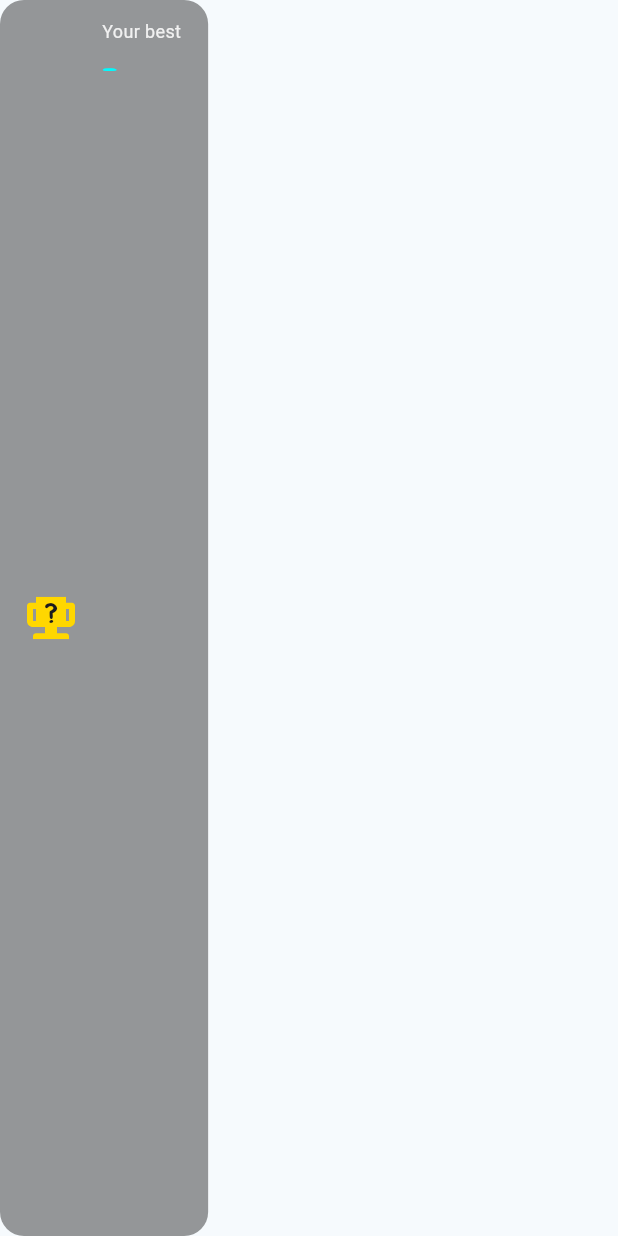
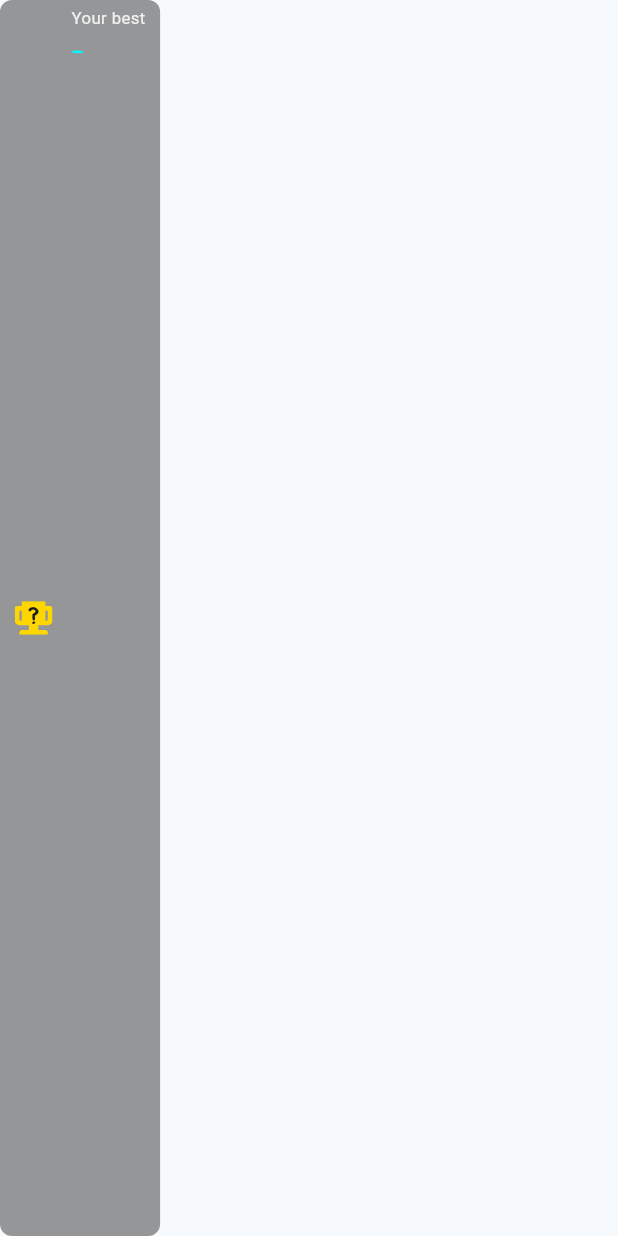
Before and after one commit to imaNNeo/flappy_dash, a Flutter app: the BestScoreOverlay widget shown alone on an empty page, opened directly, on a phone screen of 412 x 824 dp. Run offline on Flutter 3.47's test engine with Material 3 defaults, Android fonts, the phone set to English and light mode, and no system bars; our stand-ins replace device_info_plus, device_preview, equatable, flutter_animate, flutter_bloc, flutter_svg and 3 more; missing offline and left inert: android_id, flame, flame_bloc, flutter_soloud, nakama; accounts and stored records are empty; statements that could not run were skipped.

Commit message:
Add device_preview to fix some responsiveness issues

```diff
--- a/lib/presentation/app_style.dart
+++ b/lib/presentation/app_style.dart
@@ -36,6 +36,7 @@ class AppColors {
 }
 
 class PresentationConstants {
+  static const defaultPadding = 16.0;
   static const defaultBorderRadius = 16.0;
   static const defaultBorderRadiusSmall = 8.0;
 }
--- a/lib/presentation/dialogs/leaderboard_dialog.dart
+++ b/lib/presentation/dialogs/leaderboard_dialog.dart
@@ -82,8 +82,8 @@ class _LeaderBoardDialogState extends State<LeaderBoardDialog> {
                       rank: record.rank ?? 9999,
                       name: name,
                       score: record.score ?? 0,
-                      isMine: record.ownerId ==
-                          state.currentUserAccount?.user.id,
+                      isMine:
+                          record.ownerId == state.currentUserAccount?.user.id,
                       onMyProfileTap: () => AppDialogs.nicknameDialog(context),
                     );
                   },
@@ -216,7 +216,7 @@ class ScoreTrophy extends StatelessWidget {
                   3 => AppColors.leaderboardBronzeColorText,
                   _ => throw StateError('Invalid rank: $rank'),
                 },
-                fontSize: 18,
+                fontSize: size * 0.6,
               ),
             ),
           ),
--- a/lib/presentation/widget/best_score_overlay.dart
+++ b/lib/presentation/widget/best_score_overlay.dart
@@ -1,6 +1,7 @@
 import 'package:flappy_dash/presentation/app_style.dart';
 import 'package:flappy_dash/presentation/bloc/game/game_cubit.dart';
 import 'package:flappy_dash/presentation/dialogs/leaderboard_dialog.dart';
+import 'package:flappy_dash/presentation/responsive/screen_size.dart';
 import 'package:flutter/material.dart';
 import 'package:flutter_bloc/flutter_bloc.dart';
 
@@ -16,31 +17,48 @@ class BestScoreOverlay extends StatelessWidget {
 
   @override
   Widget build(BuildContext context) {
+    final screenSize = ScreenSize.fromContext(context);
+    final multiplier = switch (screenSize) {
+      ScreenSize.extraSmall => 0.6,
+      ScreenSize.small => 0.7,
+      ScreenSize.medium => 1.0,
+      ScreenSize.large => 1.1,
+      ScreenSize.extraLarge => 1.2,
+    };
+    double relative(double value) => value * multiplier;
+
     return BlocBuilder<GameCubit, GameState>(builder: (context, state) {
       final record = state.leaderboardEntity?.ownerRecord;
       return BoxOverlay(
+        padding: EdgeInsets.symmetric(
+          horizontal: relative(14.0),
+          vertical: relative(6.0),
+        ),
         onTap: onTap,
         child: Row(
           mainAxisSize: MainAxisSize.min,
           children: [
-            ScoreTrophy(size: 32, rank: record?.rank),
-            const SizedBox(width: 18),
+            ScoreTrophy(
+              size: relative(36),
+              rank: record?.rank,
+            ),
+            SizedBox(width: relative(18)),
             Column(
               crossAxisAlignment: CrossAxisAlignment.start,
               children: [
-                const Text(
+                Text(
                   'Your best',
                   style: TextStyle(
                     color: AppColors.whiteTextColor,
-                    fontSize: 12,
+                    fontSize: relative(16),
                     fontFamily: 'Roboto',
                   ),
                 ),
                 Text(
                   record?.score.toString() ?? '-',
-                  style: const TextStyle(
+                  style: TextStyle(
                     color: AppColors.mainColor,
-                    fontSize: 22,
+                    fontSize: relative(26),
                   ),
                 ),
               ],
--- a/lib/presentation/widget/box_overlay.dart
+++ b/lib/presentation/widget/box_overlay.dart
@@ -6,31 +6,35 @@ class BoxOverlay extends StatelessWidget {
     super.key,
     required this.child,
     this.onTap,
+    this.padding = const EdgeInsets.symmetric(
+      horizontal: 18.0,
+      vertical: 12.0,
+    ),
+    this.borderRadius = PresentationConstants.defaultBorderRadiusSmall,
   });
 
   final Widget child;
   final VoidCallback? onTap;
+  final EdgeInsets padding;
+  final double borderRadius;
 
   @override
   Widget build(BuildContext context) {
     return Material(
       color: Colors.transparent,
       child: InkWell(
-        borderRadius: const BorderRadius.all(
-          Radius.circular(16),
+        borderRadius: BorderRadius.all(
+          Radius.circular(borderRadius),
         ),
         onTap: onTap,
         child: Container(
-          decoration: const BoxDecoration(
+          decoration: BoxDecoration(
             color: AppColors.boxBgColor,
             borderRadius: BorderRadius.all(
-              Radius.circular(16.0),
+              Radius.circular(borderRadius),
             ),
           ),
-          padding: const EdgeInsets.symmetric(
-            horizontal: 18.0,
-            vertical: 12.0,
-          ),
+          padding: padding,
           child: child,
         ),
       ),
--- a/pubspec.yaml
+++ b/pubspec.yaml
@@ -50,6 +50,7 @@ dependencies:
   uuid: ^4.5.0
   go_router: ^14.2.7
   url_launcher: ^6.3.0
+  device_preview: ^1.2.0
 
 dev_dependencies:
   flutter_test:
```
Also changed, not shown: lib/main.dart (+7 -1 lines), lib/presentation/pages/multiplayer/lobby/multiplayer_lobby_page.dart (+28 -12 lines), lib/presentation/pages/singleplayer/singleplayer_game_page.dart (+10 -4 lines), lib/presentation/widget/game_back_button.dart (+2 -5 lines), lib/presentation/widget/profile_overlay.dart (+27 -9 lines), pubspec.lock.
